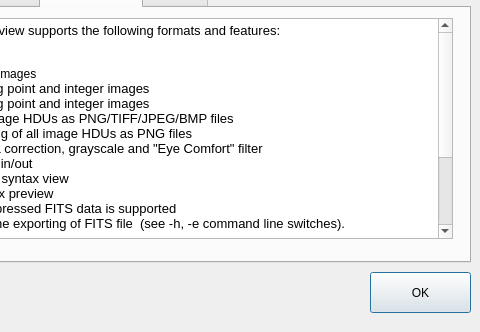
Qt form aboutdialog.ui (surhh/nfitsview) before a commit; both pictures show x 120 to 600 and y 168 to 500 of the 600 by 500 pixel window.
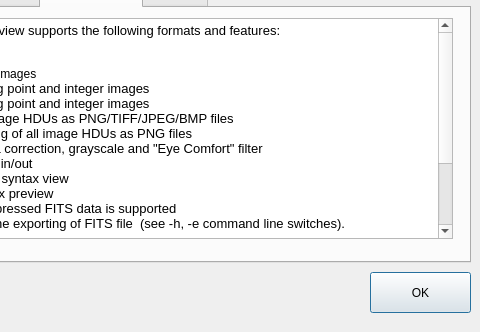
The same form after that commit. The open tabs and pages were chosen to show the change. Icons and pictures are not drawn.

Commit message: About window changes. Preparing for urgent release 2.2

```diff
--- a/aboutdialog.ui
+++ b/aboutdialog.ui
@@ -224,8 +224,7 @@
 &lt;p style=&quot;-qt-paragraph-type:empty; margin-top:0px; margin-bottom:0px; margin-left:0px; margin-right:0px; -qt-block-indent:0; text-indent:0px; font-family:'Noto Sans'; font-size:10pt;&quot;&gt;&lt;br /&gt;&lt;/p&gt;
 &lt;p style=&quot; margin-top:0px; margin-bottom:0px; margin-left:0px; margin-right:0px; -qt-block-indent:0; text-indent:0px;&quot;&gt;&lt;span style=&quot; font-family:'Noto Sans'; font-size:10pt;&quot;&gt;Fixes and new features in this release:&lt;/span&gt;&lt;/p&gt;
 &lt;p style=&quot;-qt-paragraph-type:empty; margin-top:0px; margin-bottom:0px; margin-left:0px; margin-right:0px; -qt-block-indent:0; text-indent:0px; font-family:'Noto Sans'; font-size:10pt;&quot;&gt;&lt;br /&gt;&lt;/p&gt;
-&lt;p style=&quot; margin-top:0px; margin-bottom:0px; margin-left:0px; margin-right:0px; -qt-block-indent:0; text-indent:0px;&quot;&gt;&lt;span style=&quot; font-family:'Noto Sans'; font-size:10pt;&quot;&gt;-    Disabled the usage of OpenMP, is not suitable for the current &lt;/span&gt;&lt;/p&gt;
-&lt;p style=&quot; margin-top:0px; margin-bottom:0px; margin-left:0px; margin-right:0px; -qt-block-indent:0; text-indent:0px;&quot;&gt;&lt;span style=&quot; font-family:'Noto Sans'; font-size:10pt;&quot;&gt;     implementation of some algorithms. &lt;/span&gt;&lt;/p&gt;&lt;/body&gt;&lt;/html&gt;</string>
+&lt;p style=&quot; margin-top:0px; margin-bottom:0px; margin-left:0px; margin-right:0px; -qt-block-indent:0; text-indent:0px;&quot;&gt;&lt;span style=&quot; font-family:'Noto Sans'; font-size:10pt;&quot;&gt;-    Reverted the changes related to toolbar/menu icons&lt;/span&gt;&lt;/p&gt;&lt;/body&gt;&lt;/html&gt;</string>
      </property>
     </widget>
    </widget>
```
